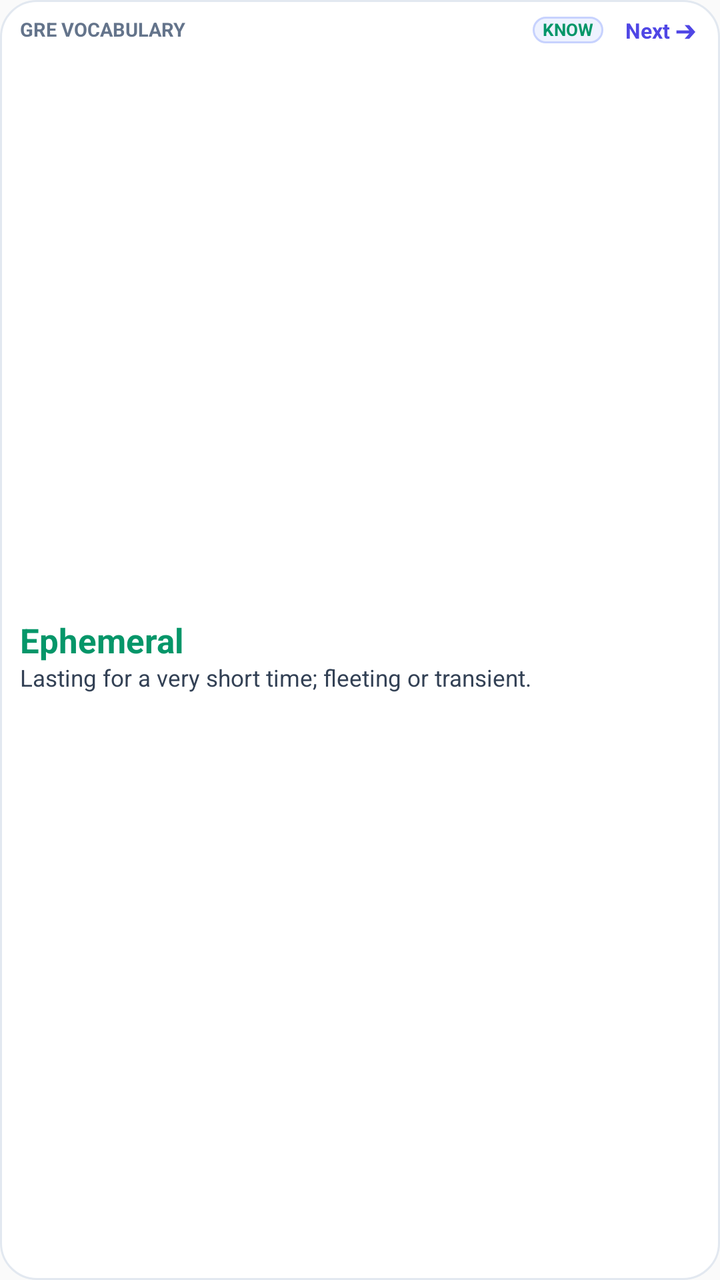
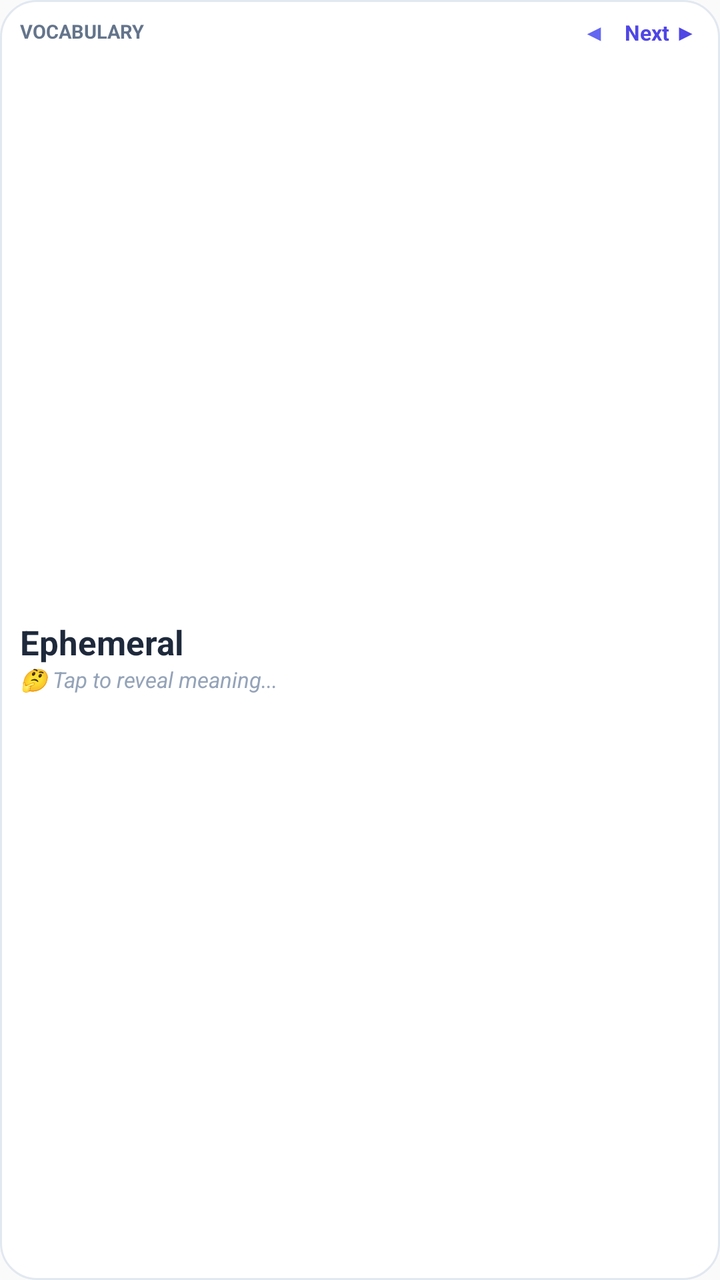

Compare the two renders of this Android layout. The source of the first and the diff that turns it into the second are given below.
<!-- AndroidManifest.xml: application theme Theme.MyApplication -->
<!-- res/layout/widget_daily_vocab.xml -->
<?xml version="1.0" encoding="utf-8"?>
<LinearLayout xmlns:android="http://schemas.android.com/apk/res/android"
    android:id="@+id/widget_root"
    android:layout_width="match_parent"
    android:layout_height="match_parent"
    android:orientation="vertical"
    android:background="@drawable/widget_background"
    android:paddingLeft="10dp"
    android:paddingRight="10dp"
    android:paddingTop="7dp"
    android:paddingBottom="7dp">

    
    <LinearLayout
        android:id="@+id/widget_header"
        android:layout_width="match_parent"
        android:layout_height="wrap_content"
        android:orientation="horizontal"
        android:gravity="center_vertical">

        
        <TextView
            android:id="@+id/widget_course_title"
            android:layout_width="0dp"
            android:layout_height="wrap_content"
            android:layout_weight="1"
            android:text="GRE VOCABULARY"
            android:textSize="9.5sp"
            android:textStyle="bold"
            android:textColor="#64748B"
            android:maxLines="1"
            android:ellipsize="end"
            android:includeFontPadding="false" />

        
        <TextView
            android:id="@+id/widget_badge"
            android:layout_width="wrap_content"
            android:layout_height="wrap_content"
            android:text="KNOW"
            android:textSize="8.5sp"
            android:textStyle="bold"
            android:textColor="#059669"
            android:background="@drawable/widget_badge_bg"
            android:paddingLeft="5dp"
            android:paddingRight="5dp"
            android:paddingTop="1.5dp"
            android:paddingBottom="1.5dp"
            android:layout_marginEnd="6dp"
            android:includeFontPadding="false" />

        
        <TextView
            android:id="@+id/widget_next_button"
            android:layout_width="wrap_content"
            android:layout_height="wrap_content"
            android:text="Next ➔"
            android:textSize="10.5sp"
            android:textStyle="bold"
            android:textColor="#4F46E5"
            android:paddingLeft="5dp"
            android:paddingRight="2dp"
            android:paddingTop="1dp"
            android:paddingBottom="1dp"
            android:includeFontPadding="false" />
    </LinearLayout>

    
    <LinearLayout
        android:id="@+id/widget_content_container"
        android:layout_width="match_parent"
        android:layout_height="0dp"
        android:layout_weight="1"
        android:orientation="vertical"
        android:gravity="center_vertical"
        android:layout_marginTop="2dp"
        android:layout_marginBottom="1dp">

        
        <TextView
            android:id="@+id/widget_word_title"
            android:layout_width="match_parent"
            android:layout_height="wrap_content"
            android:text="Ephemeral"
            android:textSize="17sp"
            android:textStyle="bold"
            android:textColor="#059669"
            android:maxLines="2"
            android:ellipsize="end"
            android:includeFontPadding="false" />

        
        <TextView
            android:id="@+id/widget_word_meaning"
            android:layout_width="match_parent"
            android:layout_height="wrap_content"
            android:layout_marginTop="2dp"
            android:text="Lasting for a very short time; fleeting or transient."
            android:textSize="11.5sp"
            android:textColor="#334155"
            android:maxLines="3"
            android:ellipsize="end"
            android:lineSpacingMultiplier="1.15"
            android:includeFontPadding="false" />

        
        <TextView
            android:id="@+id/widget_word_example"
            android:layout_width="match_parent"
            android:layout_height="wrap_content"
            android:layout_marginTop="2dp"
            android:text=""
            android:textSize="10sp"
            android:textStyle="italic"
            android:textColor="#64748B"
            android:maxLines="2"
            android:ellipsize="end"
            android:lineSpacingMultiplier="1.15"
            android:includeFontPadding="false"
            android:visibility="gone" />
    </LinearLayout>

</LinearLayout>
<!-- resources referenced by this layout -->
<resources>
  <!-- drawable widget_background (drawable) -->
  <?xml version="1.0" encoding="utf-8"?>
  <shape xmlns:android="http://schemas.android.com/apk/res/android"
      android:shape="rectangle">
      <solid android:color="#FFFFFF" />
      <corners android:radius="18dp" />
      <stroke android:width="1dp" android:color="#E2E8F0" />
  </shape>
  <!-- drawable widget_badge_bg (drawable) -->
  <?xml version="1.0" encoding="utf-8"?>
  <shape xmlns:android="http://schemas.android.com/apk/res/android"
      android:shape="rectangle">
      <solid android:color="#EEF2FF" />
      <corners android:radius="12dp" />
      <stroke android:width="1dp" android:color="#C7D2FE" />
  </shape>
  <style name="Theme.MyApplication" parent="android:Theme.Material.Light.NoActionBar">
          <item name="android:statusBarColor">@android:color/transparent</item>
          <item name="android:navigationBarColor">@android:color/transparent</item>
      </style>
</resources>

<!-- the commit's change to res/layout/widget_daily_vocab.xml (unified diff, before → after) -->
@@ -24,7 +24,7 @@
             android:layout_width="0dp"
             android:layout_height="wrap_content"
             android:layout_weight="1"
-            android:text="GRE VOCABULARY"
+            android:text="VOCABULARY"
             android:textSize="9.5sp"
             android:textStyle="bold"
             android:textColor="#64748B"
@@ -37,16 +37,21 @@
             android:id="@+id/widget_badge"
             android:layout_width="wrap_content"
             android:layout_height="wrap_content"
-            android:text="KNOW"
-            android:textSize="8.5sp"
+            android:visibility="gone" />
+
+        
+        <TextView
+            android:id="@+id/widget_prev_button"
+            android:layout_width="wrap_content"
+            android:layout_height="wrap_content"
+            android:text="◀"
+            android:textSize="10.5sp"
             android:textStyle="bold"
-            android:textColor="#059669"
-            android:background="@drawable/widget_badge_bg"
-            android:paddingLeft="5dp"
-            android:paddingRight="5dp"
-            android:paddingTop="1.5dp"
-            android:paddingBottom="1.5dp"
-            android:layout_marginEnd="6dp"
+            android:textColor="#6366F1"
+            android:paddingLeft="6dp"
+            android:paddingRight="6dp"
+            android:paddingTop="2dp"
+            android:paddingBottom="2dp"
             android:includeFontPadding="false" />
 
         
@@ -54,14 +59,14 @@
             android:id="@+id/widget_next_button"
             android:layout_width="wrap_content"
             android:layout_height="wrap_content"
-            android:text="Next ➔"
+            android:text="Next ▶"
             android:textSize="10.5sp"
             android:textStyle="bold"
             android:textColor="#4F46E5"
-            android:paddingLeft="5dp"
+            android:paddingLeft="4dp"
             android:paddingRight="2dp"
-            android:paddingTop="1dp"
-            android:paddingBottom="1dp"
+            android:paddingTop="2dp"
+            android:paddingBottom="2dp"
             android:includeFontPadding="false" />
     </LinearLayout>
 
@@ -84,24 +89,46 @@
             android:text="Ephemeral"
             android:textSize="17sp"
             android:textStyle="bold"
-            android:textColor="#059669"
+            android:textColor="#1E293B"
             android:maxLines="2"
             android:ellipsize="end"
             android:includeFontPadding="false" />
 
         
-        <TextView
-            android:id="@+id/widget_word_meaning"
+        <ViewFlipper
+            android:id="@+id/widget_meaning_flipper"
             android:layout_width="match_parent"
             android:layout_height="wrap_content"
-            android:layout_marginTop="2dp"
-            android:text="Lasting for a very short time; fleeting or transient."
-            android:textSize="11.5sp"
-            android:textColor="#334155"
-            android:maxLines="3"
-            android:ellipsize="end"
-            android:lineSpacingMultiplier="1.15"
-            android:includeFontPadding="false" />
+            android:inAnimation="@android:anim/fade_in">
+
+            
+            <TextView
+                android:id="@+id/widget_meaning_placeholder"
+                android:layout_width="match_parent"
+                android:layout_height="wrap_content"
+                android:layout_marginTop="2dp"
+                android:text="🤔 Tap to reveal meaning..."
+                android:textSize="11sp"
+                android:textStyle="italic"
+                android:textColor="#94A3B8"
+                android:maxLines="2"
+                android:ellipsize="end"
+                android:includeFontPadding="false" />
+
+            
+            <TextView
+                android:id="@+id/widget_word_meaning"
+                android:layout_width="match_parent"
+                android:layout_height="wrap_content"
+                android:layout_marginTop="2dp"
+                android:text="Lasting for a very short time; fleeting or transient."
+                android:textSize="11.5sp"
+                android:textColor="#334155"
+                android:maxLines="3"
+                android:ellipsize="end"
+                android:lineSpacingMultiplier="1.15"
+                android:includeFontPadding="false" />
+        </ViewFlipper>
 
         
         <TextView
<!-- resource entries referenced after the edit -->
@@ -8,14 +8,6 @@
       <corners android:radius="18dp" />
       <stroke android:width="1dp" android:color="#E2E8F0" />
   </shape>
-  <!-- drawable widget_badge_bg (drawable) -->
-  <?xml version="1.0" encoding="utf-8"?>
-  <shape xmlns:android="http://schemas.android.com/apk/res/android"
-      android:shape="rectangle">
-      <solid android:color="#EEF2FF" />
-      <corners android:radius="12dp" />
-      <stroke android:width="1dp" android:color="#C7D2FE" />
-  </shape>
   <style name="Theme.MyApplication" parent="android:Theme.Material.Light.NoActionBar">
           <item name="android:statusBarColor">@android:color/transparent</item>
           <item name="android:navigationBarColor">@android:color/transparent</item>
